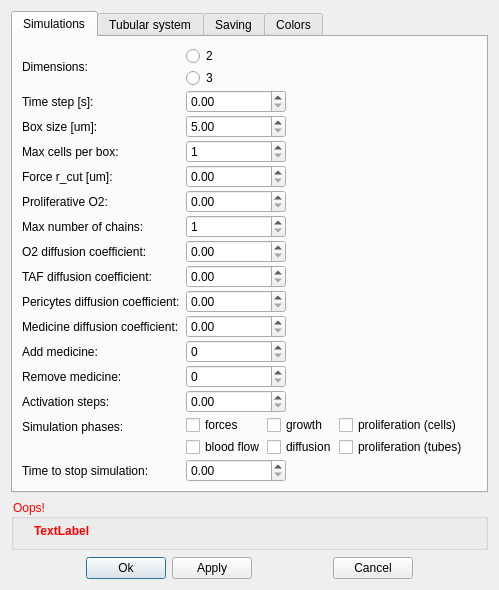
Barmin93/Motpuca, file src/editor/dialogGlobals.ui: the form before one commit.
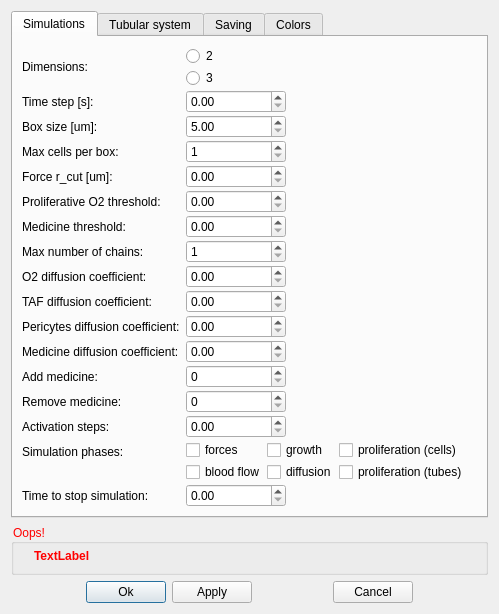
The form after the commit.

What changed in the file:
```diff
--- a/src/editor/dialogGlobals.ui
+++ b/src/editor/dialogGlobals.ui
@@ -188,7 +188,7 @@
        <item row="5" column="0">
         <widget class="QLabel" name="label_proliferative_o2">
          <property name="text">
-          <string>Proliferative O2:</string>
+          <string>Proliferative O2 threshold:</string>
          </property>
         </widget>
        </item>
@@ -202,14 +202,14 @@
          </property>
         </widget>
        </item>
-       <item row="6" column="0">
+       <item row="7" column="0">
         <widget class="QLabel" name="label_max_tube_chains">
          <property name="text">
           <string>Max number of chains:</string>
          </property>
         </widget>
        </item>
-       <item row="6" column="1">
+       <item row="7" column="1">
         <widget class="QSpinBox" name="spinBox_max_tube_chains">
          <property name="maximumSize">
           <size>
@@ -225,14 +225,14 @@
          </property>
         </widget>
        </item>
-       <item row="7" column="0">
+       <item row="8" column="0">
         <widget class="QLabel" name="label_diffcoefO2">
          <property name="text">
           <string>O2 diffusion coefficient:</string>
          </property>
         </widget>
        </item>
-       <item row="7" column="1">
+       <item row="8" column="1">
         <widget class="QDoubleSpinBox" name="doubleSpinBox_diffcoefO2">
          <property name="maximumSize">
           <size>
@@ -245,14 +245,14 @@
          </property>
         </widget>
        </item>
-       <item row="8" column="0">
+       <item row="10" column="0">
         <widget class="QLabel" name="label_diffcoefTAF">
          <property name="text">
           <string>TAF diffusion coefficient:</string>
          </property>
         </widget>
        </item>
-       <item row="8" column="1">
+       <item row="10" column="1">
         <widget class="QDoubleSpinBox" name="doubleSpinBox_diffcoefTAF">
          <property name="maximumSize">
           <size>
@@ -265,14 +265,14 @@
          </property>
         </widget>
        </item>
-       <item row="10" column="0">
+       <item row="12" column="0">
         <widget class="QLabel" name="label_diffcoefPeri">
          <property name="text">
           <string>Pericytes diffusion coefficient:</string>
          </property>
         </widget>
        </item>
-       <item row="10" column="1">
+       <item row="12" column="1">
         <widget class="QDoubleSpinBox" name="doubleSpinBox_diffcoefPeri">
          <property name="maximumSize">
           <size>
@@ -285,14 +285,14 @@
          </property>
         </widget>
        </item>
-       <item row="11" column="0">
+       <item row="13" column="0">
         <widget class="QLabel" name="label_diffcoefMedicine">
          <property name="text">
           <string>Medicine diffusion coefficient:</string>
          </property>
         </widget>
        </item>
-       <item row="11" column="1">
+       <item row="13" column="1">
         <widget class="QDoubleSpinBox" name="doubleSpinBox_diffcoefMedicine">
          <property name="minimumSize">
           <size>
@@ -311,14 +311,14 @@
          </property>
         </widget>
        </item>
-       <item row="12" column="0">
+       <item row="14" column="0">
         <widget class="QLabel" name="label_add_medicine">
          <property name="text">
           <string>Add medicine:</string>
          </property>
         </widget>
        </item>
-       <item row="12" column="1">
+       <item row="14" column="1">
         <widget class="QDoubleSpinBox" name="doubleSpinBox_add_medicine">
          <property name="maximumSize">
           <size>
@@ -334,14 +334,14 @@
          </property>
         </widget>
        </item>
-       <item row="13" column="0">
+       <item row="16" column="0">
         <widget class="QLabel" name="label_remove_medicine">
          <property name="text">
           <string>Remove medicine:</string>
          </property>
         </widget>
        </item>
-       <item row="13" column="1">
+       <item row="16" column="1">
         <widget class="QDoubleSpinBox" name="doubleSpinBox_remove_medicine">
          <property name="maximumSize">
           <size>
@@ -357,14 +357,14 @@
          </property>
         </widget>
        </item>
-       <item row="14" column="0">
+       <item row="17" column="0">
         <widget class="QLabel" name="label_activation_steps">
          <property name="text">
           <string>Activation steps:</string>
          </property>
         </widget>
        </item>
-       <item row="14" column="1">
+       <item row="17" column="1">
         <widget class="QDoubleSpinBox" name="doubleSpinBox_activation_steps">
          <property name="maximumSize">
           <size>
@@ -377,14 +377,14 @@
          </property>
         </widget>
        </item>
-       <item row="15" column="0">
+       <item row="18" column="0">
         <widget class="QLabel" name="label_simphases">
          <property name="text">
           <string>Simulation phases:</string>
          </property>
         </widget>
        </item>
-       <item row="15" column="1">
+       <item row="18" column="1">
         <widget class="QFrame" name="frame_2">
          <property name="frameShape">
           <enum>QFrame::NoFrame</enum>
@@ -447,14 +447,14 @@
          </layout>
         </widget>
        </item>
-       <item row="16" column="0">
+       <item row="19" column="0">
         <widget class="QLabel" name="label_stop_time">
          <property name="text">
           <string>Time to stop simulation:</string>
          </property>
         </widget>
        </item>
-       <item row="16" column="1">
+       <item row="19" column="1">
         <widget class="QDoubleSpinBox" name="doubleSpinBox_stop_time">
          <property name="maximumSize">
           <size>
@@ -470,6 +470,26 @@
          </property>
         </widget>
        </item>
+       <item row="6" column="0">
+        <widget class="QLabel" name="label_medicine_threshold">
+         <property name="text">
+          <string>Medicine threshold:</string>
+         </property>
+        </widget>
+       </item>
+       <item row="6" column="1">
+        <widget class="QDoubleSpinBox" name="doubleSpinBox_medicine_threshold">
+         <property name="maximumSize">
+          <size>
+           <width>100</width>
+           <height>100</height>
+          </size>
+         </property>
+         <property name="maximum">
+          <double>20000.000000000000000</double>
+         </property>
+        </widget>
+       </item>
       </layout>
      </widget>
      <widget class="QWidget" name="tab_tubular">
```
